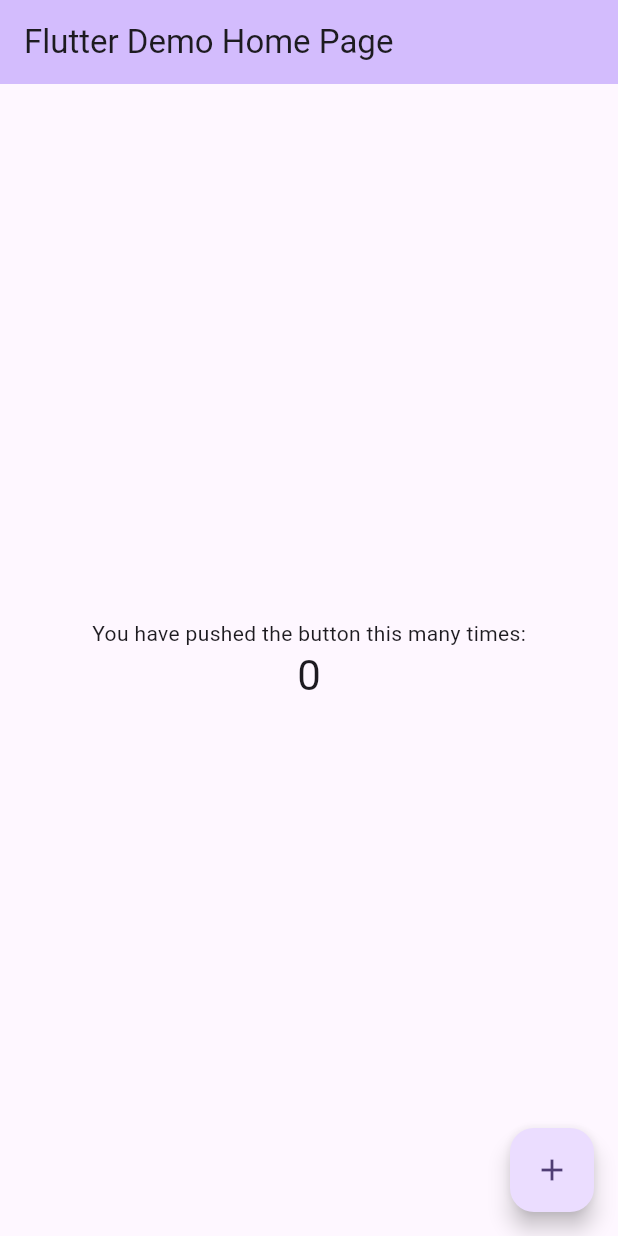
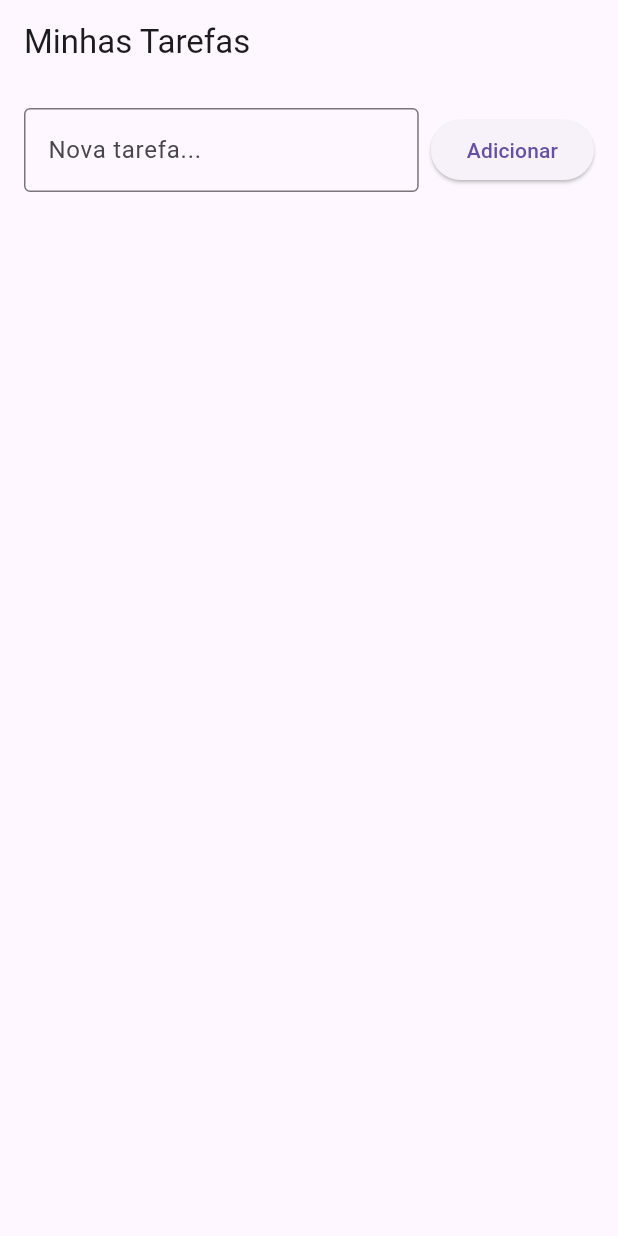
Before and after one commit to MF300175/AppFlutter, a Flutter app: the screen it shows after launch, on a phone screen of 412 x 824 dp. Run offline on Flutter 3.47's test engine with Material 3 defaults, Android fonts, the phone set to English and light mode, and no system bars; our stand-ins replace sqflite; accounts and stored records are empty.

Commit message:
Corrige erros emulador.

```diff
--- a/lib/main.dart
+++ b/lib/main.dart
@@ -1,4 +1,5 @@
 import 'package:flutter/material.dart';
+import 'screens/task_list_screen.dart';
 
 void main() {
   runApp(const MyApp());
@@ -7,119 +8,12 @@ void main() {
 class MyApp extends StatelessWidget {
   const MyApp({super.key});
 
-  // This widget is the root of your application.
   @override
   Widget build(BuildContext context) {
     return MaterialApp(
-      title: 'Flutter Demo',
-      theme: ThemeData(
-        // This is the theme of your application.
-        //
-        // TRY THIS: Try running your application with "flutter run". You'll see
-        // the application has a purple toolbar. Then, without quitting the app,
-        // try changing the seedColor in the colorScheme below to Colors.green
-        // and then invoke "hot reload" (save your changes or press the "hot
-        // reload" button in a Flutter-supported IDE, or press "r" if you used
-        // the command line to start the app).
-        //
-        // Notice that the counter didn't reset back to zero; the application
-        // state is not lost during the reload. To reset the state, use hot
-        // restart instead.
-        //
-        // This works for code too, not just values: Most code changes can be
-        // tested with just a hot reload.
-        colorScheme: ColorScheme.fromSeed(seedColor: Colors.deepPurple),
-        useMaterial3: true,
-      ),
-      home: const MyHomePage(title: 'Flutter Demo Home Page'),
+      title: 'Task Manager',
+      theme: ThemeData(primarySwatch: Colors.blue),
+      home: const TaskListScreen(),
     );
   }
 }
-
-class MyHomePage extends StatefulWidget {
-  const MyHomePage({super.key, required this.title});
-
-  // This widget is the home page of your application. It is stateful, meaning
-  // that it has a State object (defined below) that contains fields that affect
-  // how it looks.
-
-  // This class is the configuration for the state. It holds the values (in this
-  // case the title) provided by the parent (in this case the App widget) and
-  // used by the build method of the State. Fields in a Widget subclass are
-  // always marked "final".
-
-  final String title;
-
-  @override
-  State<MyHomePage> createState() => _MyHomePageState();
-}
-
-class _MyHomePageState extends State<MyHomePage> {
-  int _counter = 0;
-
-  void _incrementCounter() {
-    setState(() {
-      // This call to setState tells the Flutter framework that something has
-      // changed in this State, which causes it to rerun the build method below
-      // so that the display can reflect the updated values. If we changed
-      // _counter without calling setState(), then the build method would not be
-      // called again, and so nothing would appear to happen.
-      _counter++;
-    });
-  }
-
-  @override
-  Widget build(BuildContext context) {
-    // This method is rerun every time setState is called, for instance as done
-    // by the _incrementCounter method above.
-    //
-    // The Flutter framework has been optimized to make rerunning build methods
-    // fast, so that you can just rebuild anything that needs updating rather
-    // than having to individually change instances of widgets.
-    return Scaffold(
-      appBar: AppBar(
-        // TRY THIS: Try changing the color here to a specific color (to
-        // Colors.amber, perhaps?) and trigger a hot reload to see the AppBar
-        // change color while the other colors stay the same.
-        backgroundColor: Theme.of(context).colorScheme.inversePrimary,
-        // Here we take the value from the MyHomePage object that was created by
-        // the App.build method, and use it to set our appbar title.
-        title: Text(widget.title),
-      ),
-      body: Center(
-        // Center is a layout widget. It takes a single child and positions it
-        // in the middle of the parent.
-        child: Column(
-          // Column is also a layout widget. It takes a list of children and
-          // arranges them vertically. By default, it sizes itself to fit its
-          // children horizontally, and tries to be as tall as its parent.
-          //
-          // Column has various properties to control how it sizes itself and
-          // how it positions its children. Here we use mainAxisAlignment to
-          // center the children vertically; the main axis here is the vertical
-          // axis because Columns are vertical (the cross axis would be
-          // horizontal).
-          //
-          // TRY THIS: Invoke "debug painting" (choose the "Toggle Debug Paint"
-          // action in the IDE, or press "p" in the console), to see the
-          // wireframe for each widget.
-          mainAxisAlignment: MainAxisAlignment.center,
-          children: <Widget>[
-            const Text(
-              'You have pushed the button this many times:',
-            ),
-            Text(
-              '$_counter',
-              style: Theme.of(context).textTheme.headlineMedium,
-            ),
-          ],
-        ),
-      ),
-      floatingActionButton: FloatingActionButton(
-        onPressed: _incrementCounter,
-        tooltip: 'Increment',
-        child: const Icon(Icons.add),
-      ), // This trailing comma makes auto-formatting nicer for build methods.
-    );
-  }
-}
--- /dev/null
+++ b/lib/models/task.dart
@@ -0,0 +1,58 @@
+import 'package:uuid/uuid.dart';
+
+class Task {
+  final String id;
+  final String title;
+  final String description;
+  final bool completed;
+  final String priority;
+  final DateTime createdAt;
+
+  Task({
+    String? id,
+    required this.title,
+    this.description = '',
+    this.completed = false,
+    this.priority = 'medium',
+    DateTime? createdAt,
+  })  : id = id ?? const Uuid().v4(),
+        createdAt = createdAt ?? DateTime.now();
+
+  Map<String, dynamic> toMap() {
+    return {
+      'id': id,
+      'title': title,
+      'description': description,
+      'completed': completed ? 1 : 0,
+      'priority': priority,
+      'createdAt': createdAt.toIso8601String(),
+    };
+  }
+
+  factory Task.fromMap(Map<String, dynamic> map) {
+    return Task(
+      id: map['id'],
+      title: map['title'],
+      description: map['description'] ?? '',
+      completed: map['completed'] == 1,
+      priority: map['priority'] ?? 'medium',
+      createdAt: DateTime.parse(map['createdAt']),
+    );
+  }
+
+  Task copyWith({
+    String? title,
+    String? description,
+    bool? completed,
+    String? priority,
+  }) {
+    return Task(
+      id: id,
+      title: title ?? this.title,
+      description: description ?? this.description,
+      completed: completed ?? this.completed,
+      priority: priority ?? this.priority,
+      createdAt: createdAt,
+    );
+  }
+}
--- /dev/null
+++ b/lib/screens/task_list_screen.dart
@@ -0,0 +1,106 @@
+import 'package:flutter/material.dart';
+import '../models/task.dart';
+import '../services/database_service.dart';
+
+class TaskListScreen extends StatefulWidget {
+  const TaskListScreen({super.key});
+
+  @override
+  State<TaskListScreen> createState() => _TaskListScreenState();
+}
+
+class _TaskListScreenState extends State<TaskListScreen> {
+  List<Task> _tasks = [];
+  final _titleController = TextEditingController();
+
+  @override
+  void initState() {
+    super.initState();
+    _loadTasks();
+  }
+
+  Future<void> _loadTasks() async {
+    final tasks = await DatabaseService.instance.readAll();
+    setState(() => _tasks = tasks);
+  }
+
+  Future<void> _addTask() async {
+    if (_titleController.text.trim().isEmpty) return;
+
+    final task = Task(title: _titleController.text.trim());
+    await DatabaseService.instance.create(task);
+    _titleController.clear();
+    _loadTasks();
+  }
+
+  Future<void> _toggleTask(Task task) async {
+    final updated = task.copyWith(completed: !task.completed);
+    await DatabaseService.instance.update(updated);
+    _loadTasks();
+  }
+
+  Future<void> _deleteTask(String id) async {
+    await DatabaseService.instance.delete(id);
+    _loadTasks();
+  }
+
+  @override
+  Widget build(BuildContext context) {
+    return Scaffold(
+      appBar: AppBar(
+        title: const Text('Minhas Tarefas'),
+      ),
+      body: Column(
+        children: [
+          Padding(
+            padding: const EdgeInsets.all(16),
+            child: Row(
+              children: [
+                Expanded(
+                  child: TextField(
+                    controller: _titleController,
+                    decoration: const InputDecoration(
+                      hintText: 'Nova tarefa...',
+                      border: OutlineInputBorder(),
+                    ),
+                  ),
+                ),
+                const SizedBox(width: 8),
+                ElevatedButton(
+                  onPressed: _addTask,
+                  child: const Text('Adicionar'),
+                ),
+              ],
+            ),
+          ),
+          Expanded(
+            child: ListView.builder(
+              itemCount: _tasks.length,
+              itemBuilder: (context, index) {
+                final task = _tasks[index];
+                return ListTile(
+                  leading: Checkbox(
+                    value: task.completed,
+                    onChanged: (_) => _toggleTask(task),
+                  ),
+                  title: Text(
+                    task.title,
+                    style: TextStyle(
+                      decoration: task.completed
+                          ? TextDecoration.lineThrough
+                          : null,
+                    ),
+                  ),
+                  trailing: IconButton(
+                    icon: const Icon(Icons.delete),
+                    onPressed: () => _deleteTask(task.id),
+                  ),
+                );
+              },
+            ),
+          ),
+        ],
+      ),
+    );
+  }
+}
--- a/pubspec.yaml
+++ b/pubspec.yaml
@@ -35,6 +35,12 @@ dependencies:
   # The following adds the Cupertino Icons font to your application.
   # Use with the CupertinoIcons class for iOS style icons.
   cupertino_icons: ^1.0.8
+  sqflite: ^2.3.0
+  path_provider: ^2.1.1
+  path: ^1.8.3
+  uuid: ^4.2.1
+  intl: ^0.19.0
+  shared_preferences: ^2.2.2
 
 dev_dependencies:
   flutter_test:
```
Also changed, not shown: lib/services/database_service.dart (added, +86 -0 lines), pubspec.lock (added), 11 other files.
